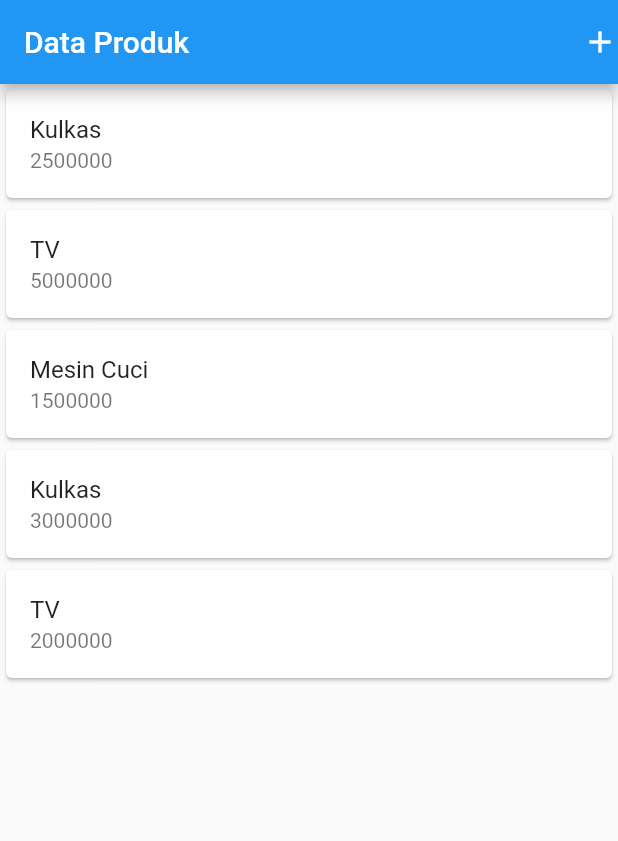
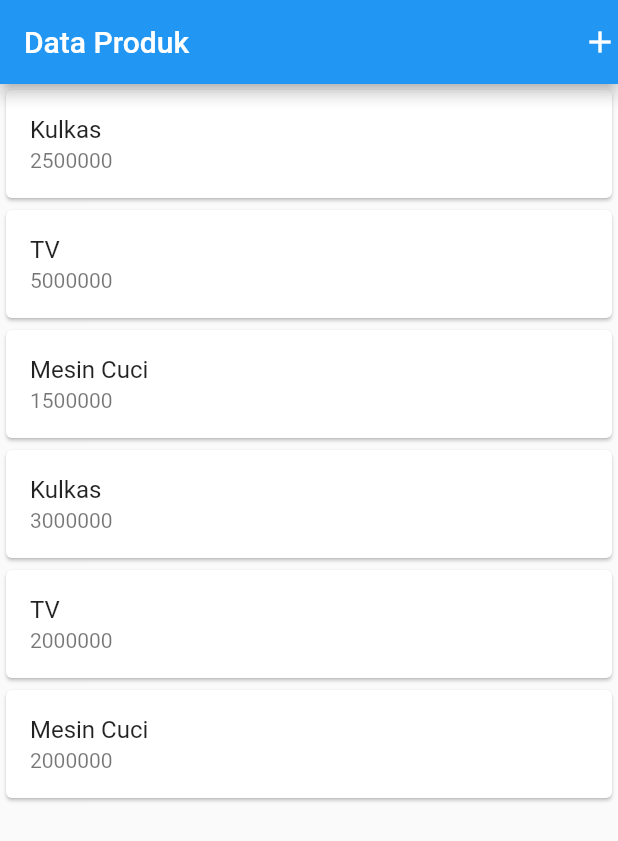
Before and after one commit to anrhouse/mobile-programming-flutter-fundamental, a Flutter app: the screen it shows after launch, on a phone screen of 412 x 824 dp. Shown: the top 841 px of the screen. Run offline on Flutter 3.47's test engine with Material 2 defaults, Android fonts, the phone set to English and light mode, and no system bars.

Commit message:
update produk page

```diff
--- a/lib/ui/produk_page.dart
+++ b/lib/ui/produk_page.dart
@@ -65,6 +65,11 @@ class _ProdukPageState extends State<ProdukPage> {
               kodeProduk: "A002",
               namaProduk: "TV",
               hargaProduk: 2000000,
+            ),
+            ItemProduk(
+              kodeProduk: "A003",
+              namaProduk: "Mesin Cuci",
+              hargaProduk: 2000000,
             )
           ],
         ));
```
